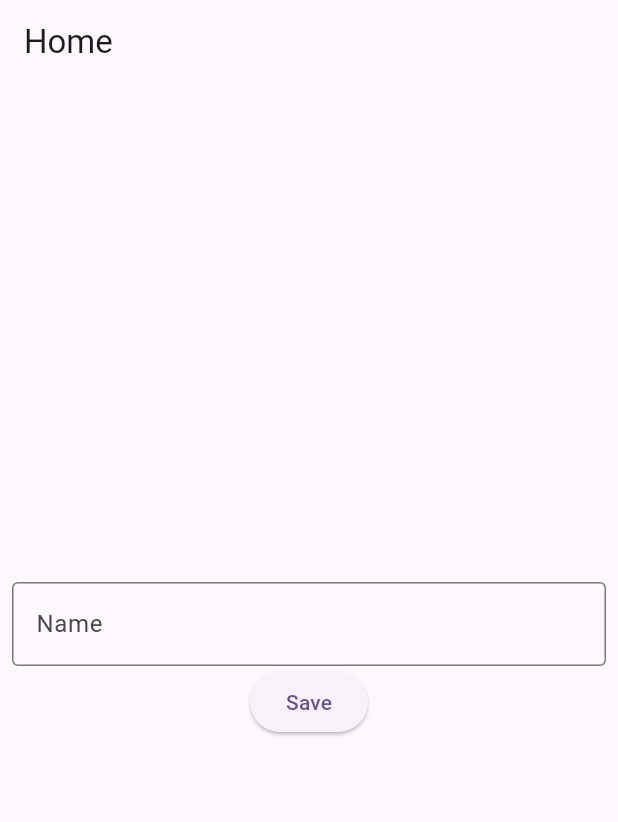
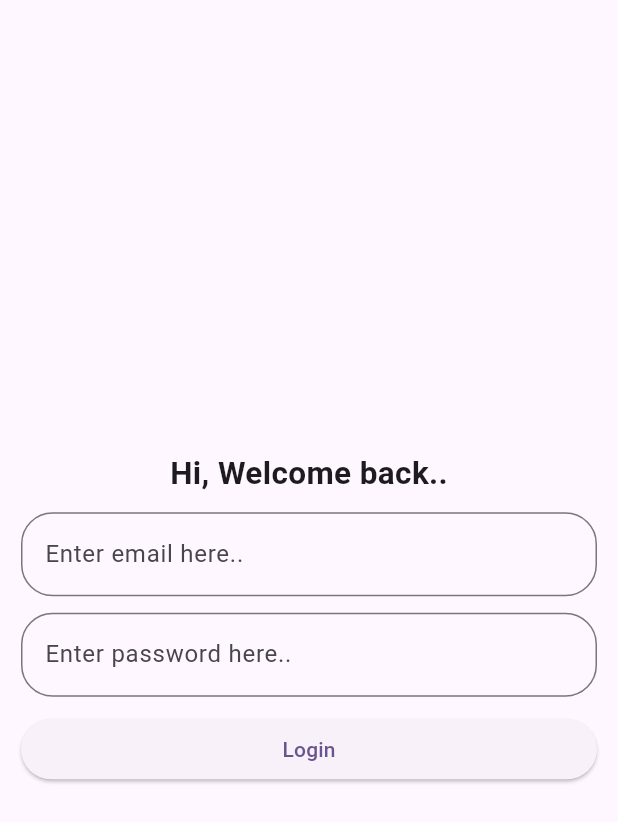
Before and after one commit to raunak2909/shared_pref_422, a Flutter app: the screen it shows after launch, on a phone screen of 412 x 824 dp. Shown: the top 822 px of the screen. Run offline on Flutter 3.47's test engine with Material 3 defaults, Android fonts, the phone set to English and light mode, and no system bars; our stand-ins replace shared_preferences.

Commit message:
task implemented

```diff
--- /dev/null
+++ b/lib/app_constants.dart
@@ -0,0 +1,5 @@
+class AppConstants{
+
+  static const String prefLoginKey = "isLogin";
+
+}
--- /dev/null
+++ b/lib/login_page.dart
@@ -0,0 +1,64 @@
+import 'package:flutter/material.dart';
+import 'package:shared_pref_422/app_constants.dart';
+import 'package:shared_pref_422/home_page.dart';
+import 'package:shared_preferences/shared_preferences.dart';
+
+class LoginPage extends StatelessWidget {
+  const LoginPage({super.key});
+
+  @override
+  Widget build(BuildContext context) {
+    return Scaffold(
+      body: Padding(
+        padding: const EdgeInsets.symmetric(horizontal: 14.0),
+        child: Column(
+          mainAxisAlignment: MainAxisAlignment.center,
+          children: [
+            Text(
+              "Hi, Welcome back..",
+              style: TextStyle(fontSize: 21, fontWeight: FontWeight.bold),
+            ),
+            SizedBox(height: 11),
+            TextField(
+              decoration: InputDecoration(
+                hintText: "Email",
+                labelText: "Enter email here..",
+                border: OutlineInputBorder(
+                  borderRadius: BorderRadius.circular(21),
+                ),
+              ),
+            ),
+            SizedBox(height: 11),
+            TextField(
+              decoration: InputDecoration(
+                hintText: "Password",
+                labelText: "Enter password here..",
+                border: OutlineInputBorder(
+                  borderRadius: BorderRadius.circular(21),
+                ),
+              ),
+            ),
+            SizedBox(height: 11),
+            SizedBox(
+              width: double.infinity,
+              child: ElevatedButton(
+                onPressed: () async{
+
+                  ///authentication logic here
+
+                  SharedPreferences prefs = await SharedPreferences.getInstance();
+                  prefs.setBool(AppConstants.prefLoginKey, true);
+                  Navigator.pushReplacement(
+                    context,
+                    MaterialPageRoute(builder: (context) => HomePage()),
+                  );
+                },
+                child: Text("Login"),
+              ),
+            ),
+          ],
+        ),
+      ),
+    );
+  }
+}
--- a/lib/main.dart
+++ b/lib/main.dart
@@ -1,5 +1,6 @@
 import 'package:flutter/material.dart';
 import 'package:shared_pref_422/home_page.dart';
+import 'package:shared_pref_422/splash_page.dart';
 
 void main() {
   runApp(const MyApp());
@@ -16,7 +17,7 @@ class MyApp extends StatelessWidget {
       theme: ThemeData(
         colorScheme: ColorScheme.fromSeed(seedColor: Colors.deepPurple),
       ),
-      home: HomePage(),
+      home: SplashPage(),
     );
   }
 }
```
Also changed, not shown: lib/home_page.dart (+37 -3 lines), lib/splash_page.dart (added, +50 -0 lines).
